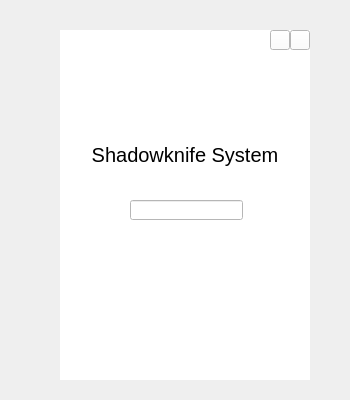
Before: the Qt Designer form ShadowKnifeApplicationWindows/Shadowknife/logininterface.ui in sinkfarli/ShdowKnife-Project, drawn with Qt 5.
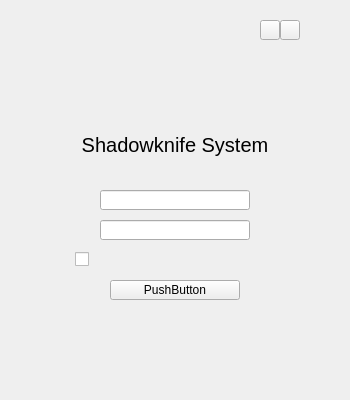
After: the same form once the commit is applied. Icons and pictures are not drawn.

Diff of the .ui file:
```diff
--- a/ShadowKnifeApplicationWindows/Shadowknife/logininterface.ui
+++ b/ShadowKnifeApplicationWindows/Shadowknife/logininterface.ui
@@ -16,14 +16,14 @@
   <widget class="QWidget" name="widget" native="true">
    <property name="geometry">
     <rect>
-     <x>60</x>
-     <y>30</y>
+     <x>50</x>
+     <y>20</y>
      <width>250</width>
      <height>350</height>
     </rect>
    </property>
    <property name="styleSheet">
-    <string notr="true">background-color: rgb(255, 255, 255);</string>
+    <string notr="true"/>
    </property>
    <widget class="QLabel" name="logo">
     <property name="geometry">
@@ -67,9 +67,9 @@
    <widget class="QLineEdit" name="UserEdit">
     <property name="geometry">
      <rect>
-      <x>70</x>
+      <x>50</x>
       <y>170</y>
-      <width>113</width>
+      <width>150</width>
       <height>20</height>
      </rect>
     </property>
@@ -112,6 +112,81 @@
      <bool>false</bool>
     </property>
    </widget>
+   <widget class="QLineEdit" name="PresswordEdit">
+    <property name="geometry">
+     <rect>
+      <x>50</x>
+      <y>200</y>
+      <width>150</width>
+      <height>20</height>
+     </rect>
+    </property>
+   </widget>
+   <widget class="QLabel" name="Userlabel">
+    <property name="geometry">
+     <rect>
+      <x>30</x>
+      <y>170</y>
+      <width>20</width>
+      <height>20</height>
+     </rect>
+    </property>
+    <property name="text">
+     <string/>
+    </property>
+   </widget>
+   <widget class="QLabel" name="Presswordlabel">
+    <property name="geometry">
+     <rect>
+      <x>30</x>
+      <y>200</y>
+      <width>20</width>
+      <height>20</height>
+     </rect>
+    </property>
+    <property name="text">
+     <string/>
+    </property>
+   </widget>
+   <widget class="QCheckBox" name="IntoLoginBox">
+    <property name="geometry">
+     <rect>
+      <x>25</x>
+      <y>230</y>
+      <width>70</width>
+      <height>18</height>
+     </rect>
+    </property>
+    <property name="text">
+     <string/>
+    </property>
+   </widget>
+   <widget class="QLabel" name="Forgetlabel">
+    <property name="geometry">
+     <rect>
+      <x>175</x>
+      <y>230</y>
+      <width>55</width>
+      <height>16</height>
+     </rect>
+    </property>
+    <property name="text">
+     <string/>
+    </property>
+   </widget>
+   <widget class="QPushButton" name="LoginButton">
+    <property name="geometry">
+     <rect>
+      <x>60</x>
+      <y>260</y>
+      <width>130</width>
+      <height>20</height>
+     </rect>
+    </property>
+    <property name="text">
+     <string>PushButton</string>
+    </property>
+   </widget>
   </widget>
  </widget>
  <resources/>
```
Left out of the diff: 2 changed lines with no effect on the pictures.
